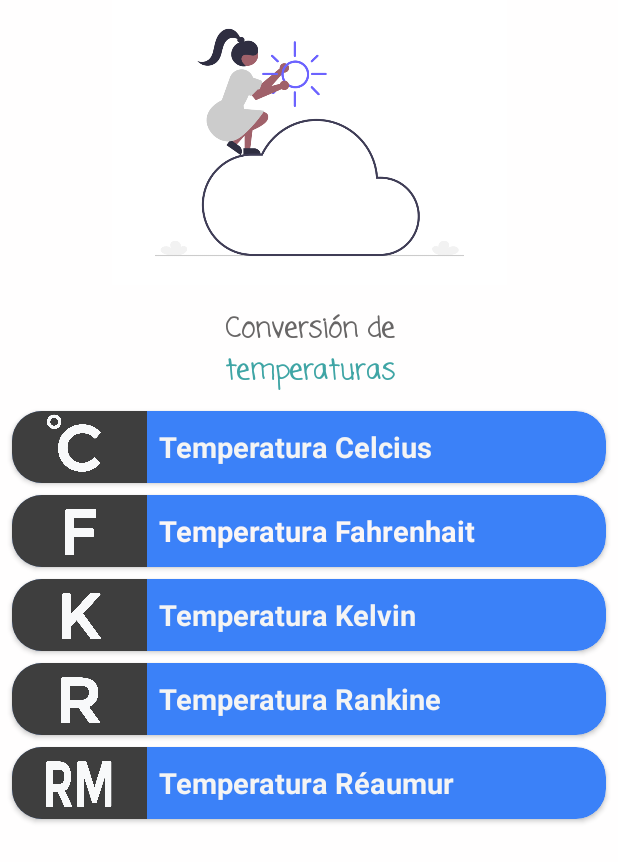
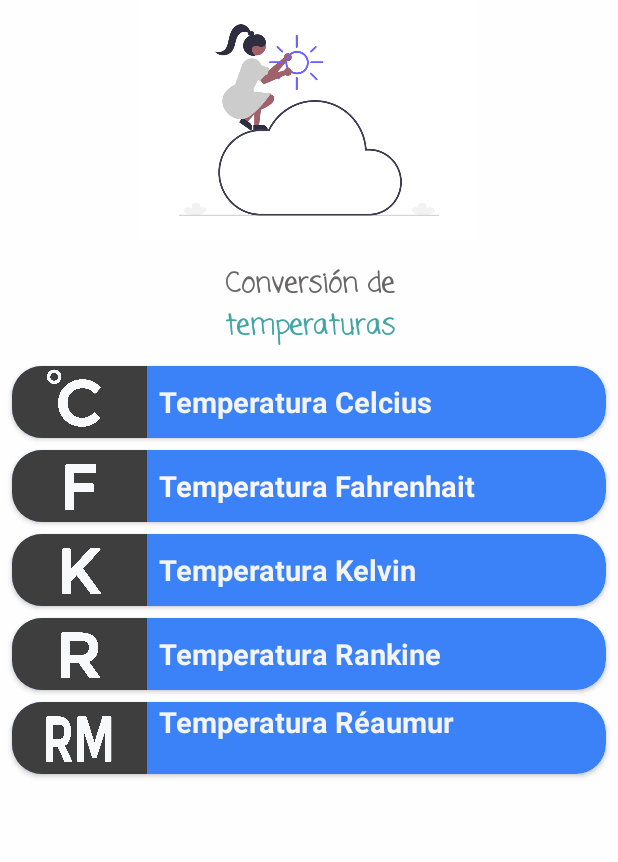
Before and after one commit to HenryDiaz1202/TemperatureConverter, an Android app: the screen it shows after launch (MainActivity), on a phone screen of 412 x 824 dp. Shown: the top 862 px of the screen. Run offline under Robolectric (Android 15) with nearby library versions, the phone set to English and light mode, and no system bars.

Commit message:
reparing errors

```diff
--- a/app/build.gradle
+++ b/app/build.gradle
@@ -25,6 +25,9 @@ android {
         sourceCompatibility JavaVersion.VERSION_1_8
         targetCompatibility JavaVersion.VERSION_1_8
     }
+    buildFeatures {
+        viewBinding true
+    }
 }
 
 dependencies {
@@ -32,6 +35,8 @@ dependencies {
     implementation 'androidx.appcompat:appcompat:1.3.1'
     implementation 'com.google.android.material:material:1.4.0'
     implementation 'androidx.constraintlayout:constraintlayout:2.1.0'
+    implementation 'androidx.lifecycle:lifecycle-livedata-ktx:2.3.1'
+    implementation 'androidx.lifecycle:lifecycle-viewmodel-ktx:2.3.1'
     testImplementation 'junit:junit:4.+'
     androidTestImplementation 'androidx.test.ext:junit:1.1.3'
     androidTestImplementation 'androidx.test.espresso:espresso-core:3.4.0'
--- a/app/src/main/res/layout/activity_main.xml
+++ b/app/src/main/res/layout/activity_main.xml
@@ -7,57 +7,12 @@
     android:background="#FFFEFE"
     tools:context=".MainActivity">
 
-    <androidx.cardview.widget.CardView
-        android:id="@+id/fahrenhait"
+    <ImageView
+        android:id="@+id/imgInicio"
         android:layout_width="0dp"
-        android:layout_height="48dp"
-        android:layout_marginStart="8dp"
-        android:layout_marginTop="8dp"
-        android:layout_marginEnd="8dp"
-        app:cardBackgroundColor="#3B81F8"
-        app:cardCornerRadius="20dp"
-        app:layout_constraintEnd_toEndOf="parent"
-        app:layout_constraintStart_toStartOf="parent"
-        app:layout_constraintTop_toBottomOf="@+id/Celcius">
-
-        <androidx.constraintlayout.widget.ConstraintLayout
-            android:layout_width="match_parent"
-            android:layout_height="match_parent">
-
-            <ImageView
-                android:id="@+id/imageView2"
-                android:layout_width="90dp"
-                android:layout_height="wrap_content"
-                android:background="#3E3E3E"
-                app:layout_constraintBottom_toBottomOf="parent"
-                app:layout_constraintStart_toStartOf="parent"
-                app:layout_constraintTop_toTopOf="parent"
-                app:layout_constraintVertical_bias="0.0"
-                app:srcCompat="@drawable/fah" />
-
-            <TextView
-                android:id="@+id/textView4"
-                android:layout_width="0dp"
-                android:layout_height="0dp"
-                android:layout_marginStart="8dp"
-                android:gravity="center_vertical"
-                android:text="@string/headd3"
-                android:textAlignment="viewStart"
-                android:textColor="#FAF6F6"
-                android:textSize="19sp"
-                android:textStyle="bold"
-                app:layout_constraintBottom_toBottomOf="parent"
-                app:layout_constraintEnd_toEndOf="parent"
-                app:layout_constraintStart_toEndOf="@+id/imageView2"
-                app:layout_constraintTop_toTopOf="parent"
-                app:layout_constraintVertical_bias="1.0" />
-        </androidx.constraintlayout.widget.ConstraintLayout>
-    </androidx.cardview.widget.CardView>
-
-    <ImageView
-        android:id="@+id/imageView"
-        android:layout_width="410dp"
-        android:layout_height="190dp"
+        android:layout_height="160dp"
+        android:layout_marginBottom="16dp"
+        app:layout_constraintBottom_toTopOf="@+id/textView"
         app:layout_constraintEnd_toEndOf="parent"
         app:layout_constraintStart_toStartOf="parent"
         app:layout_constraintTop_toTopOf="parent"
@@ -76,7 +31,7 @@
         android:textStyle="bold"
         app:layout_constraintEnd_toEndOf="parent"
         app:layout_constraintStart_toStartOf="parent"
-        app:layout_constraintTop_toBottomOf="@+id/imageView" />
+        app:layout_constraintTop_toBottomOf="@+id/imgInicio" />
 
     <TextView
         android:id="@+id/textView3"
@@ -100,6 +55,7 @@
         android:layout_marginStart="8dp"
         android:layout_marginTop="8dp"
         android:layout_marginEnd="8dp"
+        android:onClick="celciusW"
         app:cardBackgroundColor="#3B81F8"
         app:cardCornerRadius="20dp"
         app:layout_constraintEnd_toEndOf="parent"
@@ -111,9 +67,9 @@
             android:layout_height="match_parent">
 
             <ImageView
-                android:id="@+id/imageView2"
+                android:id="@+id/imageView27"
                 android:layout_width="90dp"
-                android:layout_height="wrap_content"
+                android:layout_height="0dp"
                 android:background="#3E3E3E"
                 app:layout_constraintBottom_toBottomOf="parent"
                 app:layout_constraintStart_toStartOf="parent"
@@ -122,7 +78,7 @@
                 app:srcCompat="@drawable/cal" />
 
             <TextView
-                android:id="@+id/textView4"
+                android:id="@+id/textView47"
                 android:layout_width="0dp"
                 android:layout_height="0dp"
                 android:layout_marginStart="8dp"
@@ -134,7 +90,7 @@
                 android:textStyle="bold"
                 app:layout_constraintBottom_toBottomOf="parent"
                 app:layout_constraintEnd_toEndOf="parent"
-                app:layout_constraintStart_toEndOf="@+id/imageView2"
+                app:layout_constraintStart_toEndOf="@+id/imageView27"
                 app:layout_constraintTop_toTopOf="parent"
                 app:layout_constraintVertical_bias="1.0" />
         </androidx.constraintlayout.widget.ConstraintLayout>
@@ -158,7 +114,7 @@
             android:layout_height="match_parent">
 
             <ImageView
-                android:id="@+id/imageView2"
+                android:id="@+id/imageView28"
                 android:layout_width="90dp"
                 android:layout_height="wrap_content"
                 android:background="#3E3E3E"
@@ -169,7 +125,7 @@
                 app:srcCompat="@drawable/kel" />
 
             <TextView
-                android:id="@+id/textView4"
+                android:id="@+id/textView48"
                 android:layout_width="0dp"
                 android:layout_height="0dp"
                 android:layout_marginStart="8dp"
@@ -181,7 +137,7 @@
                 android:textStyle="bold"
                 app:layout_constraintBottom_toBottomOf="parent"
                 app:layout_constraintEnd_toEndOf="parent"
-                app:layout_constraintStart_toEndOf="@+id/imageView2"
+                app:layout_constraintStart_toEndOf="@+id/imageView28"
                 app:layout_constraintTop_toTopOf="parent"
                 app:layout_constraintVertical_bias="1.0" />
         </androidx.constraintlayout.widget.ConstraintLayout>
@@ -205,7 +161,7 @@
             android:layout_height="match_parent">
 
             <ImageView
-                android:id="@+id/imageView2"
+                android:id="@+id/imageView29"
                 android:layout_width="90dp"
                 android:layout_height="wrap_content"
                 android:background="#3E3E3E"
@@ -216,7 +172,7 @@
                 app:srcCompat="@drawable/ran" />
 
             <TextView
-                android:id="@+id/textView4"
+                android:id="@+id/textView49"
                 android:layout_width="0dp"
                 android:layout_height="0dp"
                 android:layout_marginStart="8dp"
@@ -228,7 +184,7 @@
                 android:textStyle="bold"
                 app:layout_constraintBottom_toBottomOf="parent"
                 app:layout_constraintEnd_toEndOf="parent"
-                app:layout_constraintStart_toEndOf="@+id/imageView2"
+                app:layout_constraintStart_toEndOf="@+id/imageView29"
                 app:layout_constraintTop_toTopOf="parent"
                 app:layout_constraintVertical_bias="1.0" />
         </androidx.constraintlayout.widget.ConstraintLayout>
@@ -267,7 +223,6 @@
                 android:layout_width="0dp"
                 android:layout_height="0dp"
                 android:layout_marginStart="8dp"
-                android:gravity="center_vertical"
                 android:text="@string/headd6"
                 android:textAlignment="viewStart"
                 android:textColor="#F4F4F4"
@@ -281,4 +236,51 @@
         </androidx.constraintlayout.widget.ConstraintLayout>
     </androidx.cardview.widget.CardView>
 
+    <androidx.cardview.widget.CardView
+        android:id="@+id/fahrenhait"
+        android:layout_width="0dp"
+        android:layout_height="48dp"
+        android:layout_marginStart="8dp"
+        android:layout_marginTop="8dp"
+        android:layout_marginEnd="8dp"
+        app:cardBackgroundColor="#3B81F8"
+        app:cardCornerRadius="20dp"
+        app:layout_constraintEnd_toEndOf="parent"
+        app:layout_constraintStart_toStartOf="parent"
+        app:layout_constraintTop_toBottomOf="@+id/Celcius">
+
+        <androidx.constraintlayout.widget.ConstraintLayout
+            android:layout_width="match_parent"
+            android:layout_height="match_parent">
+
+            <ImageView
+                android:id="@+id/imageView26"
+                android:layout_width="90dp"
+                android:layout_height="wrap_content"
+                android:background="#3E3E3E"
+                app:layout_constraintBottom_toBottomOf="parent"
+                app:layout_constraintStart_toStartOf="parent"
+                app:layout_constraintTop_toTopOf="parent"
+                app:layout_constraintVertical_bias="0.0"
+                app:srcCompat="@drawable/fah" />
+
+            <TextView
+                android:id="@+id/textView46"
+                android:layout_width="0dp"
+                android:layout_height="0dp"
+                android:layout_marginStart="8dp"
+                android:gravity="center_vertical"
+                android:text="@string/headd3"
+                android:textColor="#FAF6F6"
+                android:textSize="19sp"
+                android:textStyle="bold"
+                app:layout_constraintBottom_toBottomOf="parent"
+                app:layout_constraintEnd_toEndOf="parent"
+                app:layout_constraintStart_toEndOf="@+id/imageView26"
+                app:layout_constraintTop_toTopOf="parent"
+                app:layout_constraintVertical_bias="1.0" />
+        </androidx.constraintlayout.widget.ConstraintLayout>
+
+    </androidx.cardview.widget.CardView>
+
 </androidx.constraintlayout.widget.ConstraintLayout>
--- /dev/null
+++ b/app/src/main/res/values-land/dimens.xml
@@ -0,0 +1,3 @@
+<resources>
+    <dimen name="fab_margin">48dp</dimen>
+</resources>
--- /dev/null
+++ b/app/src/main/res/values-w1240dp/dimens.xml
@@ -0,0 +1,3 @@
+<resources>
+    <dimen name="fab_margin">200dp</dimen>
+</resources>
--- /dev/null
+++ b/app/src/main/res/values-w600dp/dimens.xml
@@ -0,0 +1,3 @@
+<resources>
+    <dimen name="fab_margin">48dp</dimen>
+</resources>
--- /dev/null
+++ b/app/src/main/res/values-w820dp/dimens.xml
@@ -0,0 +1,6 @@
+<resources>
+    <!-- Example customization of dimensions originally defined in res/values/dimens.xml
+         (such as screen margins) for screens with more than 820dp of available width. This
+         would include 7" and 10" devices in landscape (~960dp and ~1280dp respectively). -->
+    <dimen name="activity_horizontal_margin">64dp</dimen>
+</resources>
--- a/app/src/main/res/values/strings.xml
+++ b/app/src/main/res/values/strings.xml
@@ -7,5 +7,8 @@
     <string name="headd4">Temperatura Kelvin</string>
     <string name="headd5">Temperatura Rankine</string>
     <string name="headd6">Temperatura Réaumur</string>
+    <string name="title_activity_fahrenheir_layout">FahrenheirLayout</string>
+    <string name="tab_text_1">Tab 1</string>
+    <string name="tab_text_2">Tab 2</string>
 
 </resources>
```
Also changed, not shown: app/src/main/AndroidManifest.xml (+8 -0 lines), app/src/main/java/com/henry/formulessolve/CelciusLayout.java (added, +14 -0 lines), app/src/main/java/com/henry/formulessolve/MainActivity.java (+7 -0 lines), app/src/main/res/layout/activity_celcius_layout.xml (added, +8 -0 lines), app/src/main/res/values/dimens.xml (added, +8 -0 lines), app/src/main/res/values/themes.xml (+9 -0 lines), gradle.properties (+6 -1 lines), app/src/main/res/drawable/fondo.png (added).
